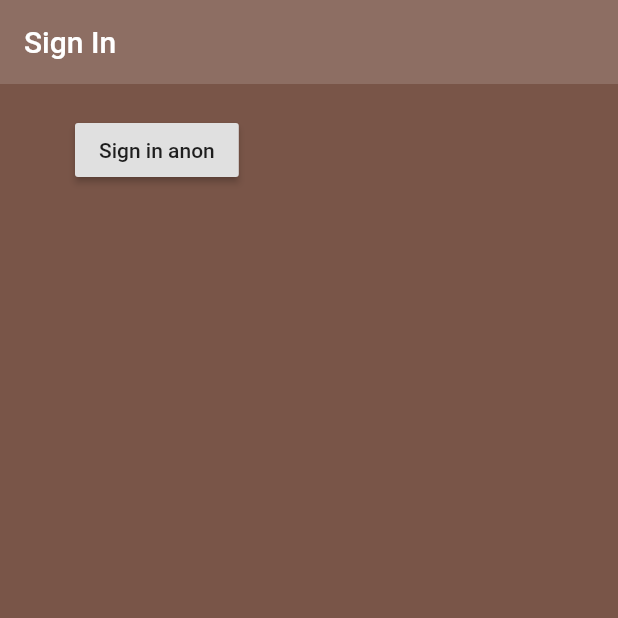
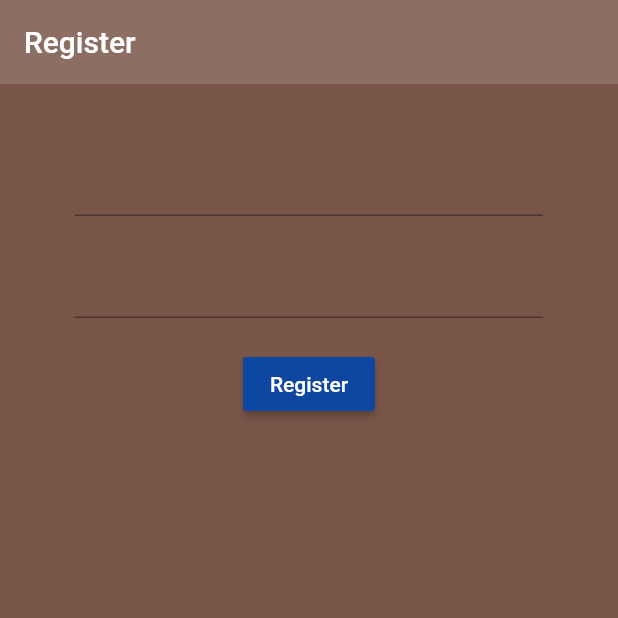
Before and after one commit to sophia-qin/firebaseStarterApp, a Flutter app: the screen it shows after launch, on a phone screen of 412 x 824 dp, the top half of it. Run offline on Flutter 3.47's test engine with Material 2 defaults, Android fonts, the phone set to English and light mode, and no system bars; our stand-ins replace firebase_auth; accounts and stored records are empty.

Commit message:
added register page

```diff
--- a/lib/screens/authentication/authenticate.dart
+++ b/lib/screens/authentication/authenticate.dart
@@ -1,3 +1,4 @@
+import 'package:firebasetutorial/screens/authentication/register.dart';
 import 'package:firebasetutorial/screens/authentication/sign_in.dart';
 import 'package:flutter/material.dart';
 
@@ -10,7 +11,7 @@ class _AuthenticateState extends State<Authenticate> {
   @override
   Widget build(BuildContext context) {
     return Container(
-      child: SignIn(),
+      child: Register(),
     );
   }
 }
--- /dev/null
+++ b/lib/screens/authentication/register.dart
@@ -0,0 +1,65 @@
+import 'package:firebasetutorial/screens/services/auth.dart';
+import 'package:flutter/material.dart';
+
+class Register extends StatefulWidget {
+  @override
+  _RegisterState createState() => _RegisterState();
+}
+
+class _RegisterState extends State<Register> {
+
+  final AuthService _auth = AuthService();
+  // text field state
+  String email = '';
+  String password = '';
+  @override
+  Widget build(BuildContext context) {
+    return Scaffold(
+        backgroundColor: Colors.brown,
+        appBar: AppBar(
+          backgroundColor: Colors.brown[400],
+          elevation: 0.0,
+          title: Text('Register'),
+        ),
+        body: Container(
+          padding: EdgeInsets.symmetric(vertical: 20.0, horizontal: 50.0),
+          child: Form(
+              child: Column(
+                children: <Widget>[
+                  SizedBox(height: 20.0),
+                  TextFormField( //username field
+                    onChanged: (val) {
+                      setState(() {
+                        email = val;
+                      });
+                    },
+                  ),
+                  SizedBox(height: 20.0),
+                  TextFormField( //password field
+                    obscureText: true,
+                    onChanged: (val) {
+                      setState(() {
+                        password = val;
+                      });
+                    },
+
+                  ),
+                  SizedBox(height: 20.0),
+                  RaisedButton(
+                    color: Colors.blue[900],
+                    child: Text(
+                      'Register',
+                      style: TextStyle(color: Colors.white),
+                    ),
+                    onPressed: () async {
+                      print(email);
+                      print(password);
+                    },
+                  )
+                ],
+              )
+          ),
+        )
+    );
+  }
+}
```
Also changed, not shown: lib/screens/authentication/sign_in.dart (+41 -12 lines).
